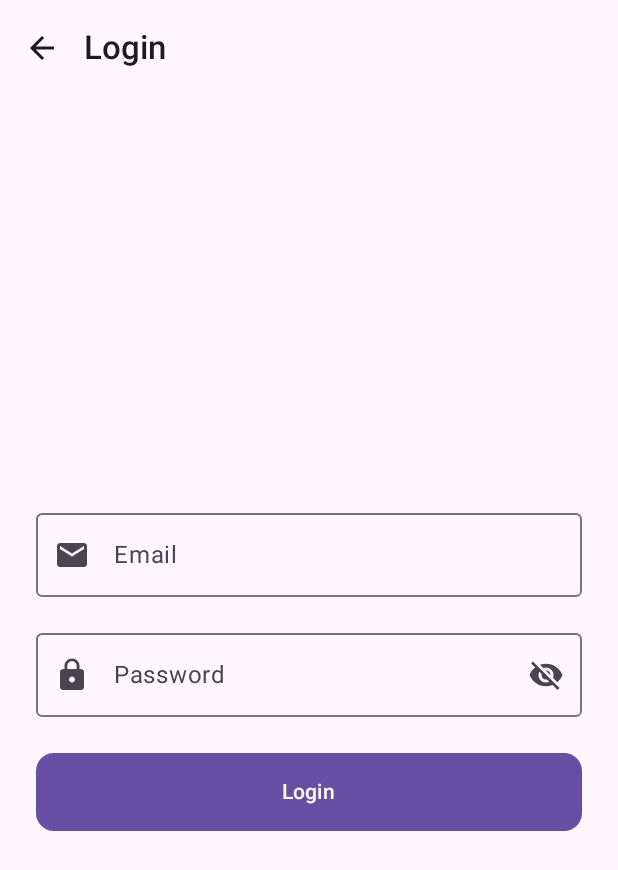
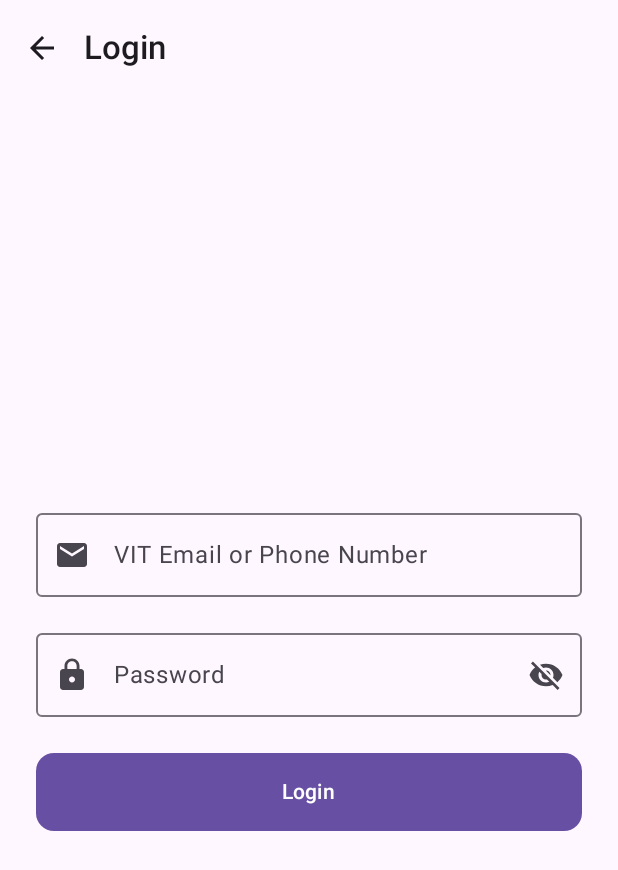
Before and after one commit to redrighthand2007/SWYCH, an Android app built with Jetpack Compose: the screen it shows after launch (MainActivity), after a tap on "Login", on a phone screen of 412 x 824 dp. Shown: the top 870 px of the screen. Run offline under Robolectric (Android 15) with nearby library versions, the phone set to English and light mode, and no system bars; libraries missing offline, so code that uses them is left out: io.github.jan.supabase.

Commit message:
use supabase login

```diff
--- a/app/src/main/java/com/kush/swych/core/data/AuthRepository.kt
+++ b/app/src/main/java/com/kush/swych/core/data/AuthRepository.kt
@@ -6,6 +6,9 @@ import com.kush.swych.core.model.User
 import com.kush.swych.core.network.SupabaseManager
 import io.github.jan.supabase.postgrest.postgrest
 import java.util.UUID
+
+import io.github.jan.supabase.auth.auth
+import io.github.jan.supabase.auth.providers.builtin.Email
 
 class AuthRepository(private val context: Context) {
 
@@ -22,8 +25,15 @@ class AuthRepository(private val context: Context) {
         password: String
     ): Result<Unit> {
         return try {
+            val authResult = SupabaseManager.client.auth.signUpWith(Email) {
+                this.email = email
+                this.password = password
+            }
+
+            val uid = authResult?.id ?: UUID.randomUUID().toString()
+
             val user = User(
-                uid = "user_",
+                uid = uid,
                 name = name,
                 block = block,
                 phone = phone,
@@ -31,9 +41,6 @@ class AuthRepository(private val context: Context) {
             )
 
             SupabaseManager.client.postgrest["users"].insert(user)
-
-            val prefs = context.getSharedPreferences("auth", Context.MODE_PRIVATE)
-            prefs.edit { putString("current_uid", user.uid) }
 
             cachedUsers = null
             Result.success(Unit)
@@ -57,18 +64,35 @@ class AuthRepository(private val context: Context) {
         }
     }
 
-    suspend fun loginUser(email: String, password: String): Result<Unit> {
+    suspend fun loginUser(phoneOrEmail: String, password: String): Result<Unit> {
         return try {
-            val user = SupabaseManager.client.postgrest["users"]
-                .select { filter { eq("email", email) } }
-                .decodeSingleOrNull<User>()
+            val actualEmail = if (!phoneOrEmail.contains("@")) {
+                val userRecord = SupabaseManager.client.postgrest["users"]
+                    .select { filter { eq("phone", phoneOrEmail) } }
+                    .decodeSingleOrNull<User>()
+                userRecord?.email ?: phoneOrEmail
+            } else {
+                phoneOrEmail
+            }
 
-            if (user != null) {
+            SupabaseManager.client.auth.signInWith(Email) {
+                this.email = actualEmail
+                this.password = password
+            }
+
+            val authUser = SupabaseManager.client.auth.currentUserOrNull()
+            if (authUser != null) {
+                val userRecord = SupabaseManager.client.postgrest["users"]
+                    .select { filter { eq("email", actualEmail) } }
+                    .decodeSingleOrNull<User>()
+
+                val finalUid = userRecord?.uid ?: authUser.id
+
                 val prefs = context.getSharedPreferences("auth", Context.MODE_PRIVATE)
-                prefs.edit { putString("current_uid", user.uid) }
+                prefs.edit { putString("current_uid", finalUid) }
                 Result.success(Unit)
             } else {
-                Result.failure(Exception("User not found"))
+                Result.failure(Exception("Authentication failed"))
             }
         } catch (e: Exception) {
             Result.failure(e)
--- a/app/src/main/java/com/kush/swych/ui/auth/LoginScreen.kt
+++ b/app/src/main/java/com/kush/swych/ui/auth/LoginScreen.kt
@@ -123,7 +123,7 @@ fun LoginScreen(navController: NavController) {
                         email = it
                         if (errorMessage != null) errorMessage = null
                     },
-                    label = { Text("Email") },
+                    label = { Text("VIT Email or Phone Number") },
                     leadingIcon = {
                         Icon(
                             imageVector = Icons.Default.Email,
@@ -132,7 +132,7 @@ fun LoginScreen(navController: NavController) {
                     },
                     singleLine = true,
                     keyboardOptions = KeyboardOptions(
-                        keyboardType = KeyboardType.Email,
+                        keyboardType = KeyboardType.Text,
                         imeAction = ImeAction.Next
                     ),
                     keyboardActions = KeyboardActions(
```
